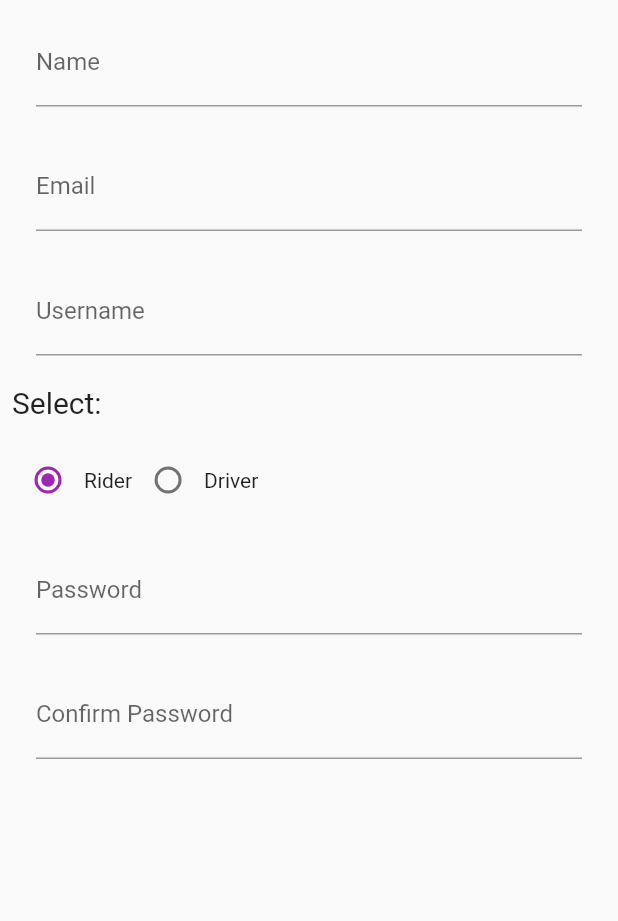
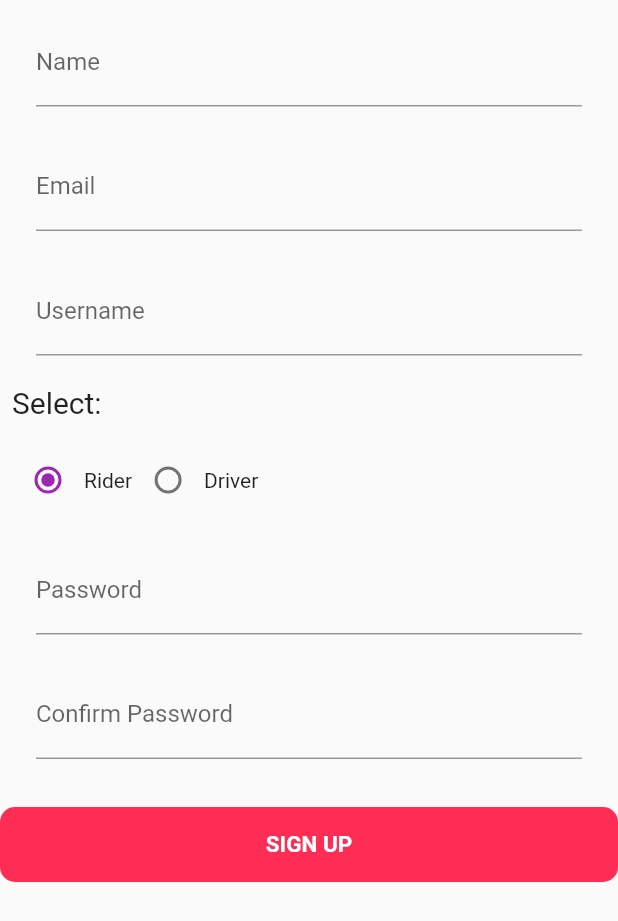
Before and after one commit to gulfamhussain80/tuktukapp, a Flutter app: the SignUp screen opened directly, on a phone screen of 412 x 824 dp. Shown: the top 921 px of the screen. Run offline on Flutter 3.47's test engine with Material 2 defaults, Android fonts, the phone set to English and light mode, and no system bars; missing offline and left inert: gradient_text; Roboto replaces fonts that are missing (SFUIDisplay).

Commit message:
sign up form completed.

```diff
--- a/lib/ui/signup.dart
+++ b/lib/ui/signup.dart
@@ -1,11 +1,12 @@
 import 'package:flutter/material.dart';
+import 'package:hituktuk/ui/loginpage.dart';
 class SignUp extends StatefulWidget {
   @override
   _SignUpState createState() => _SignUpState();
 }
 
 class _SignUpState extends State<SignUp> {
-  final _signUpKey=GlobalKey<State>();
+  final _signUpKey=GlobalKey<FormState>();
   String _radioSelected="rider";
 
   @override
@@ -20,6 +21,7 @@ class _SignUpState extends State<SignUp> {
   {
     setState(() {
       _radioSelected=val;
+      debugPrint(_radioSelected);
     });
   }
   @override
@@ -39,6 +41,16 @@ class _SignUpState extends State<SignUp> {
                     labelText: "Name",
                     hintText: "Enter Full Name"
                   ),
+                  validator: (value){
+                    if(value.trim().isEmpty)
+                      {
+                        return 'Name is required';
+                      }
+                    else
+                      {
+                        return null;
+                      }
+                  },
                 )
                 ),
               ),
@@ -53,6 +65,16 @@ class _SignUpState extends State<SignUp> {
                           labelText: "Email",
                           hintText: "Enter email address"
                       ),
+                      validator: (value){
+                        if(value.trim().isEmpty)
+                        {
+                          return 'Email Address is required';
+                        }
+                        else
+                        {
+                          return null;
+                        }
+                      },
                     )
                 ),
               ),
@@ -67,6 +89,16 @@ class _SignUpState extends State<SignUp> {
                           labelText: "Username",
                           hintText: "Enter Username"
                       ),
+                      validator: (value){
+                        if(value.trim().isEmpty)
+                        {
+                          return 'Username is required';
+                        }
+                        else
+                        {
+                          return null;
+                        }
+                      },
                     )
                 ),
               ),
@@ -117,6 +149,16 @@ class _SignUpState extends State<SignUp> {
                           labelText: "Password",
                           hintText: "Enter Password"
                       ),
+                      validator: (value){
+                        if(value.trim().isEmpty)
+                        {
+                          return 'Password is required';
+                        }
+                        else
+                        {
+                          return null;
+                        }
+                      },
                     )
                 ),
               ),
@@ -131,8 +173,44 @@ class _SignUpState extends State<SignUp> {
                           labelText: "Confirm Password",
                           hintText: "Re-Enter Password"
                       ),
+                      validator: (value){
+                        if(value.trim().isEmpty)
+                        {
+                          return 'Confirm Password is required';
+                        }
+                        else
+                        {
+                          return null;
+                        }
+                      },
                     )
                 ),
+              ),
+            ),
+            Padding(
+              padding: EdgeInsets.only(top: 20),
+              child: MaterialButton(
+                onPressed: () {
+                  if (_signUpKey.currentState.validate()) {
+                    Navigator.push(context, MaterialPageRoute(builder: (context) => SignInOne()));
+                  }
+                },
+                //since this is only a UI app
+                child: Text(
+                  'SIGN UP',
+                  style: TextStyle(
+                    fontSize: 15,
+                    fontFamily: 'SFUIDisplay',
+                    fontWeight: FontWeight.bold,
+                  ),
+                ),
+                color: Color(0xffff2d55),
+                elevation: 0,
+                minWidth: 400,
+                height: 50,
+                textColor: Colors.white,
+                shape: RoundedRectangleBorder(
+                    borderRadius: BorderRadius.circular(10)),
               ),
             ),
 
```
